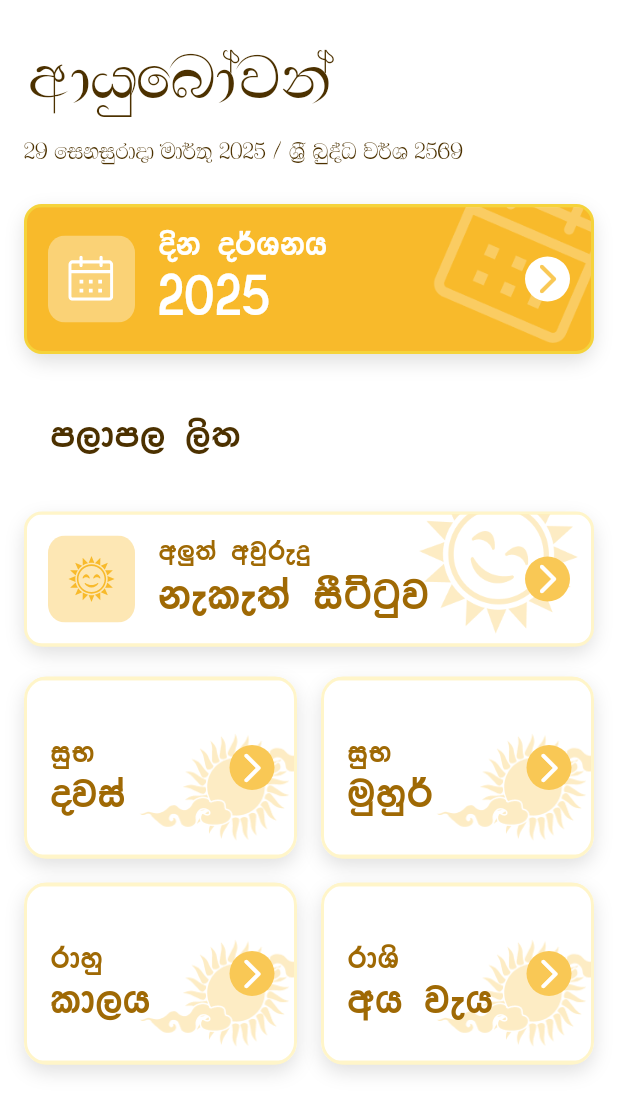
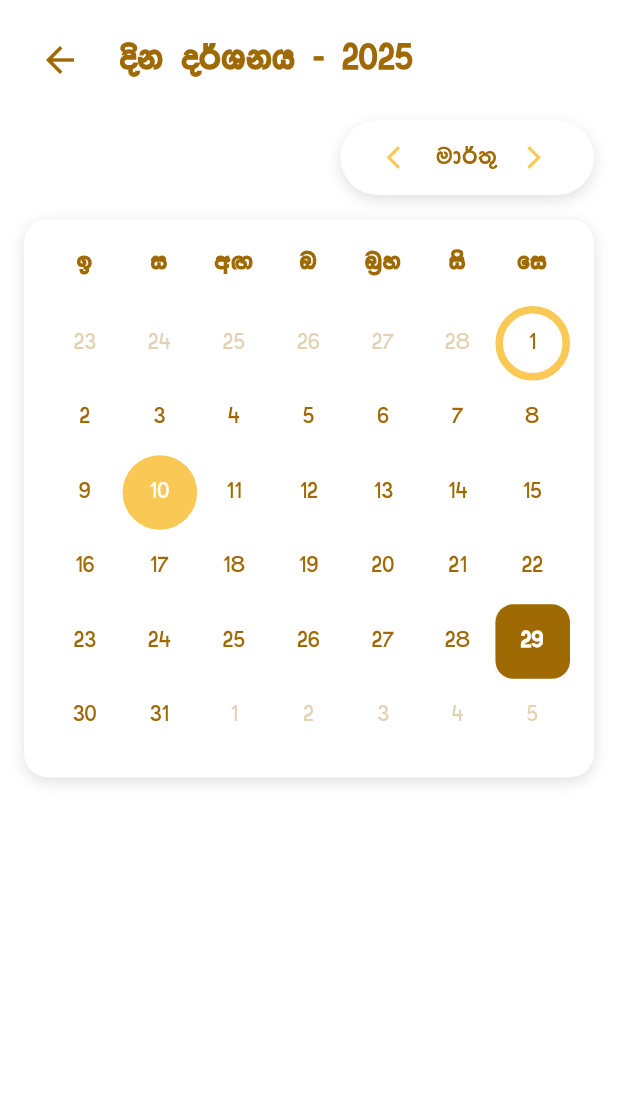
Before and after one commit to DilharaSannasgala/E-Litha-Flutter-App, a Flutter app: the screen it shows after launch, after a tap on "Èk o¾Ykh", on a phone screen of 412 x 824 dp. Shown: the top 1113 px of the screen. Run offline on Flutter 3.47's test engine with Material 3 defaults, Android fonts, the light colour scheme and no system bars; our stand-ins replace flutter_svg.

Commit message:
add the calendar

```diff
--- a/lib/main.dart
+++ b/lib/main.dart
@@ -1,3 +1,4 @@
+import 'package:e_litha/screens/calender-screen.dart';
 import 'package:e_litha/screens/home-screen.dart';
 import 'package:e_litha/screens/loading-screen.dart';
 import 'package:flutter/material.dart';
@@ -14,6 +15,7 @@ class MainApp extends StatelessWidget {
     return MaterialApp(title: 'E-Litha', initialRoute: '/', routes: {
       '/': (context) => LoadingScreen(),
       '/home': (context) => HomePage(),
+      '/calendar': (context) => CalendarScreen(),
     });
   }
 }
--- /dev/null
+++ b/lib/models/calender-day-,odel.dart
@@ -0,0 +1,17 @@
+class CalendarDay {
+  final int day;
+  final bool isPreviousMonth;
+  final bool isNextMonth;
+  final bool isHoliday;
+  final bool isSpecialDay;
+  final bool isToday;
+
+  CalendarDay(
+    this.day, {
+    this.isPreviousMonth = false,
+    this.isNextMonth = false,
+    this.isHoliday = false,
+    this.isSpecialDay = false,
+    this.isToday = false,
+  });
+}
--- /dev/null
+++ b/lib/models/holiday-info-model.dart
@@ -0,0 +1,25 @@
+class HolidayInfo {
+  final int year;
+  final int month;
+  final int day;
+  final String name;
+  final String description;
+
+  HolidayInfo({
+    required this.year,
+    required this.month,
+    required this.day,
+    required this.name,
+    required this.description,
+  });
+
+  factory HolidayInfo.fromJson(Map<String, dynamic> json) {
+    return HolidayInfo(
+      year: json['year'],
+      month: json['month'],
+      day: json['day'],
+      name: json['name'],
+      description: json['description'],
+    );
+  }
+}
--- /dev/null
+++ b/lib/models/special-date-info.dart
@@ -0,0 +1,25 @@
+class SpecialDateInfo {
+  final int year;
+  final int month;
+  final int day;
+  final String name;
+  final String description;
+
+  SpecialDateInfo({
+    required this.year,
+    required this.month,
+    required this.day,
+    required this.name,
+    required this.description,
+  });
+
+  factory SpecialDateInfo.fromJson(Map<String, dynamic> json) {
+    return SpecialDateInfo(
+      year: json['year'],
+      month: json['month'],
+      day: json['day'],
+      name: json['name'],
+      description: json['description'],
+    );
+  }
+}
--- /dev/null
+++ b/lib/screens/calender-screen.dart
@@ -0,0 +1,148 @@
+import 'dart:convert';
+import 'package:e_litha/models/holiday-info-model.dart';
+import 'package:e_litha/models/special-date-info.dart';
+import 'package:e_litha/widgets/calender/calender-grid.dart';
+import 'package:e_litha/widgets/calender/calender-header.dart';
+import 'package:e_litha/widgets/calender/calender-month-navigation.dart';
+import 'package:flutter/material.dart';
+import 'package:flutter/services.dart';
+import 'package:e_litha/utils/custom-date-time.dart';
+import 'package:e_litha/utils/app-component.dart';
+
+
+class CalendarScreen extends StatefulWidget {
+  @override
+  _CalendarScreenState createState() => _CalendarScreenState();
+}
+
+class _CalendarScreenState extends State<CalendarScreen> {
+  late int currentMonth;
+  late int currentYear;
+  List<HolidayInfo> holidayData = [];
+  List<SpecialDateInfo> specialDateData = [];
+  bool isLoading = true;
+
+  @override
+  void initState() {
+    super.initState();
+    final now = DateTime.now();
+    currentMonth = now.month - 1;
+    currentYear = now.year;
+    _loadCalendarData();
+  }
+
+  Future<void> _loadCalendarData() async {
+    try {
+      // Verify the path is correct
+      debugPrint('Loading calendar data from: ${AppComponents.calendarData}');
+
+      final String jsonString =
+          await rootBundle.loadString(AppComponents.calendarData);
+      debugPrint('Successfully loaded JSON string');
+
+      final Map<String, dynamic> jsonData = json.decode(jsonString);
+      debugPrint('Successfully parsed JSON data');
+
+      setState(() {
+        holidayData = (jsonData['holidays'] as List?)
+                ?.map((item) => HolidayInfo.fromJson(item))
+                .toList() ??
+            [];
+        debugPrint('Loaded ${holidayData.length} holidays');
+
+        specialDateData = (jsonData['specialDates'] as List?)
+                ?.map((item) => SpecialDateInfo.fromJson(item))
+                .toList() ??
+            [];
+        debugPrint('Loaded ${specialDateData.length} special dates');
+
+        isLoading = false;
+      });
+    } catch (e, stackTrace) {
+      debugPrint('Error loading calendar data: $e');
+      debugPrint('Stack trace: $stackTrace');
+
+      setState(() => isLoading = false);
+
+      if (mounted) {
+        ScaffoldMessenger.of(context).showSnackBar(
+          SnackBar(
+            content: Text('Failed to load calendar data: ${e.toString()}'),
+            duration: const Duration(seconds: 5),
+          ),
+        );
+      }
+    }
+  }
+
+  @override
+  Widget build(BuildContext context) {
+    return Scaffold(
+      backgroundColor: Colors.white,
+      body: SafeArea(
+        child: Padding(
+          padding: const EdgeInsets.all(16.0),
+          child: isLoading
+              ? Center(child: CircularProgressIndicator())
+              : Column(
+                  crossAxisAlignment: CrossAxisAlignment.start,
+                  children: [
+                    CalendarHeader(
+                      title: "Èk o¾Ykh - $currentYear",
+                      onBackPressed: () => Navigator.pop(context),
+                    ),
+                    SizedBox(height: 16),
+                    MonthNavigation(
+                      month: CustomDateTime().getCustomMonth(currentMonth + 1),
+                      onPrevious: () {
+                        setState(() {
+                          if (currentMonth > 0) {
+                            currentMonth--;
+                          } else {
+                            currentMonth = 11;
+                            currentYear--;
+                          }
+                        });
+                      },
+                      onNext: () {
+                        setState(() {
+                          if (currentMonth < 11) {
+                            currentMonth++;
+                          } else {
+                            currentMonth = 0;
+                            currentYear++;
+                          }
+                        });
+                      },
+                    ),
+                    SizedBox(height: 16),
+                    CalendarGrid(
+                      year: currentYear,
+                      month: currentMonth,
+                      holidays: getHolidaysForMonth(currentYear, currentMonth),
+                      specialDates:
+                          getSpecialDatesForMonth(currentYear, currentMonth),
+                    ),
+                  ],
+                ),
+        ),
+      ),
+    );
+  }
+
+  List<HolidayInfo> getHolidaysForMonth(int year, int month) {
+    return holidayData
+        .where((holiday) =>
+            holiday.year == year &&
+            holiday.month == month + 1) // Adjust for 0-indexed months
+        .toList();
+  }
+
+  List<SpecialDateInfo> getSpecialDatesForMonth(int year, int month) {
+    return specialDateData
+        .where((specialDate) =>
+            specialDate.year == year &&
+            specialDate.month == month + 1) // Adjust for 0-indexed months
+        .toList();
+  }
+}
--- a/lib/screens/home-screen.dart
+++ b/lib/screens/home-screen.dart
@@ -28,7 +28,9 @@ class HomePage extends StatelessWidget {
                 // Maximum content width for tablets and larger screens
                 double maxContentWidth = 900;
                 double currentWidth = constraints.maxWidth;
-                double usedWidth = currentWidth > maxContentWidth ? maxContentWidth : currentWidth;
+                double usedWidth = currentWidth > maxContentWidth
+                    ? maxContentWidth
+                    : currentWidth;
                 return Center(
                   child: Container(
                     width: usedWidth,
@@ -42,7 +44,7 @@ class HomePage extends StatelessWidget {
                           textTitle: 'Èk o¾Ykh',
                           textYear: "2025",
                           onPressed: () {
-                            // Add navigation logic
+                            Navigator.pushNamed(context, '/calendar');
                           },
                         ),
                         SizedBox(height: 20),
@@ -60,7 +62,8 @@ class HomePage extends StatelessWidget {
                         GridView.builder(
                           shrinkWrap: true,
                           physics: NeverScrollableScrollPhysics(),
-                          gridDelegate: SliverGridDelegateWithFixedCrossAxisCount(
+                          gridDelegate:
+                              SliverGridDelegateWithFixedCrossAxisCount(
                             crossAxisCount: columnsCount,
                             childAspectRatio: 1.5,
                             mainAxisSpacing: 16,
@@ -75,10 +78,9 @@ class HomePage extends StatelessWidget {
                               {"first": "rdYs", "second": "wh jeh"},
                             ];
                             return buildSunButton(
-                              context,
-                              buttonData[index]["first"]!,
-                              buttonData[index]["second"]!
-                            );
+                                context,
+                                buttonData[index]["first"]!,
+                                buttonData[index]["second"]!);
                           },
                         ),
                       ],
--- a/lib/utils/app-component.dart
+++ b/lib/utils/app-component.dart
@@ -16,4 +16,7 @@ class AppComponents {
   static const String accentFont = 'AccentFont';
   static const String titleFont = 'TitleFont';
   static const String subTextFont = 'SubTextFont';
+
+  //_______data
+  static const String calendarData = "assets/data/calendar_data.json";
 }
--- a/lib/utils/custom-date-time.dart
+++ b/lib/utils/custom-date-time.dart
@@ -2,32 +2,38 @@ class CustomDateTime {
   // Function to convert month to custom values
   String getCustomMonth(int month) {
     Map<int, String> monthMap = {
-      1: 'ckjdß',
-      2: 'fmnrjdß',
-      3: 'ud¾;=',
-      4: 'wfma%,a',
-      6: 'cqks',
-      7: 'cQ,s',
-      8: 'wf.daia;=',
-      9: 'iema;eïn¾',
-      10: 'Tlaf;daïn¾',
-      11: 'fkdjeïn¾',
-      12: 'foieïn¾'
+      1: 'ckjdß', // January
+      2: 'fmnrjdß', // February
+      3: 'ud¾;=', // March
+      4: 'wfma%,a', // April
+      5: 'uehs', // May
+      6: 'cqks', // June
+      7: 'cQ,s', // July
+      8: 'wf.daia;=', // August
+      9: 'iema;eïn¾', // September
+      10: 'Tlaf;daïn¾', // October
+      11: 'fkdjeïn¾', // November
+      12: 'foieïn¾' // December
     };
 
-    return monthMap[month] ?? 'Unknown Month';
+    // Make sure to handle invalid month numbers
+    if (month < 1 || month > 12) {
+      return 'Unknown Month';
+    }
+
+    return monthMap[month]!;
   }
 
-    // Function to convert day of the week to custom values
+  // Function to convert day of the week to custom values
   String getCustomDay(int weekday) {
     Map<int, String> dayMap = {
-      1: 'iÿod',        // Monday
-      2: 'wÕyrejdod',  // Tuesday
-      3: 'nodod',      // Wednesday
+      1: 'iÿod', // Monday
+      2: 'wÕyrejdod', // Tuesday
+      3: 'nodod', // Wednesday
       4: 'n%yiam;skaod', // Thursday
-      5: 'isl=rdod',   // Friday
-      6: 'fikiqrdod',  // Saturday
-      7: 'bßod'        // Sunday
+      5: 'isl=rdod', // Friday
+      6: 'fikiqrdod', // Saturday
+      7: 'bßod' // Sunday
     };
 
     return dayMap[weekday] ?? 'Unknown Day';
--- /dev/null
+++ b/lib/widgets/calender/calender-grid.dart
@@ -0,0 +1,182 @@
+import 'package:e_litha/models/calender-day-,odel.dart';
+import 'package:e_litha/models/holiday-info-model.dart';
+import 'package:e_litha/models/special-date-info.dart';
+import 'package:flutter/material.dart';
+import 'package:e_litha/utils/app-color.dart';
+import 'package:e_litha/utils/app-component.dart';
+
+class CalendarGrid extends StatelessWidget {
+  final int year;
+  final int month;
+  final List<HolidayInfo> holidays;
+  final List<SpecialDateInfo> specialDates;
+
+  const CalendarGrid({
+    Key? key,
+    required this.year,
+    required this.month,
+    required this.holidays,
+    required this.specialDates,
+  }) : super(key: key);
+
+  @override
+  Widget build(BuildContext context) {
+    return Container(
+      decoration: BoxDecoration(
+        color: Colors.white,
+        borderRadius: BorderRadius.circular(16),
+        boxShadow: [
+          BoxShadow(
+            color: Colors.black12,
+            blurRadius: 8,
+            offset: Offset(0, 3),
+          )
+        ],
+      ),
+      child: Padding(
+        padding: const EdgeInsets.all(16.0),
+        child: Column(
+          children: [
+            _buildWeekdayRow(),
+            SizedBox(height: 16),
+            _buildDaysGrid(),
+          ],
+        ),
+      ),
+    );
+  }
+
+  Widget _buildWeekdayRow() {
+    final List<String> weekdays = ['b', 'i', 'wÕ', 'n', 'n%y', 'is', 'fi'];
+
+    return Row(
+      mainAxisAlignment: MainAxisAlignment.spaceAround,
+      children: weekdays
+          .map((day) => Expanded(
+                child: Text(
+                  day,
+                  textAlign: TextAlign.center,
+                  style: TextStyle(
+                    fontFamily: AppComponents.accentFont,
+                    fontSize: 18,
+                    color: AppColor.btnTextColor,
+                    fontWeight: FontWeight.bold,
+                  ),
+                ),
+              ))
+          .toList(),
+    );
+  }
+
+  Widget _buildDaysGrid() {
+    final DateTime firstDayOfMonth = DateTime(year, month + 1, 1);
+    final int daysInMonth = DateTime(year, month + 2, 0).day;
+    final int startWeekday =
+        firstDayOfMonth.weekday % 7; // 0-indexed, Sunday = 0
+
+    // Previous month's overflow days
+    final int daysInPrevMonth = DateTime(year, month + 1, 0).day;
+    final List<int> prevMonthDays = List.generate(
+        startWeekday, (index) => daysInPrevMonth - startWeekday + index + 1);
+
+    // Current month's days
+    final List<int> currentMonthDays =
+        List.generate(daysInMonth, (index) => index + 1);
+
+    // Next month's overflow days
+    final int totalCells = 42; // 6 rows of 7 days
+    final int nextMonthDaysCount =
+        totalCells - prevMonthDays.length - currentMonthDays.length;
+    final List<int> nextMonthDays =
+        List.generate(nextMonthDaysCount, (index) => index + 1);
+
+    final List<CalendarDay> allDays = [
+      ...prevMonthDays.map((day) => CalendarDay(day, isPreviousMonth: true)),
+      ...currentMonthDays.map((day) {
+        final bool isHoliday = holidays.any((h) => h.day == day);
+        final bool isSpecialDay = specialDates.any((s) => s.day == day);
+        final bool isToday = DateTime.now().year == year &&
+            DateTime.now().month == month + 1 &&
+            DateTime.now().day == day;
+
+        return CalendarDay(
+          day,
+          isHoliday: isHoliday,
+          isSpecialDay: isSpecialDay,
+          isToday: isToday,
+        );
+      }),
+      ...nextMonthDays.map((day) => CalendarDay(day, isNextMonth: true)),
+    ];
+
+    return GridView.builder(
+      shrinkWrap: true,
+      physics: NeverScrollableScrollPhysics(),
+      gridDelegate: SliverGridDelegateWithFixedCrossAxisCount(
+        crossAxisCount: 7,
+        childAspectRatio: 1.0,
+      ),
+      itemCount: allDays.length,
+      itemBuilder: (context, index) {
+        final day = allDays[index];
+        return _buildDayCell(day);
+      },
+    );
+  }
+
+  Widget _buildDayCell(CalendarDay day) {
+    Color textColor = AppColor.btnTextColor;
+    Widget background = Container();
+    Widget? specialIndicator;
+
+    if (day.isPreviousMonth || day.isNextMonth) {
+      textColor = AppColor.btnTextColor.withOpacity(0.3);
+    }
+
+    if (day.isToday) {
+      background = Container(
+          decoration: BoxDecoration(
+        color: AppColor.btnTextColor,
+        borderRadius: BorderRadius.circular(12),
+      ));
+      textColor = Colors.white;
+    }
+
+    // Add orange circle for special dates
+    if (day.isSpecialDay) {
+      background = Container(
+          decoration: BoxDecoration(
+        color: AppColor.accentColor,
+        borderRadius: BorderRadius.circular(50),
+      ));
+      textColor = Colors.white;
+    }
+
+    // Add orange circle border for holidays
+    if (day.isHoliday) {
+      background = Container(
+        decoration: BoxDecoration(
+          border: Border.all(color: AppColor.accentColor, width: 5),
+          shape: BoxShape.circle,
+        ),
+      );
+    }
+
+    return Stack(
+      alignment: Alignment.center,
+      children: [
+        background,
+        Text(
+          day.day.toString(),
+          style: TextStyle(
+            color: textColor,
+            fontSize: 16,
+            fontWeight: day.isToday ? FontWeight.bold : FontWeight.normal,
+            fontFamily: AppComponents.accentFont,
+          ),
+        ),
+        if (specialIndicator != null) specialIndicator,
+      ],
+    );
+  }
+}
--- /dev/null
+++ b/lib/widgets/calender/calender-header.dart
@@ -0,0 +1,40 @@
+import 'package:flutter/material.dart';
+import 'package:e_litha/utils/app-color.dart';
+import 'package:e_litha/utils/app-component.dart';
+
+class CalendarHeader extends StatelessWidget {
+  final String title;
+  final VoidCallback onBackPressed;
+
+  const CalendarHeader({
+    Key? key,
+    required this.title,
+    required this.onBackPressed,
+  }) : super(key: key);
+
+  @override
+  Widget build(BuildContext context) {
+    return Row(
+      children: [
+        IconButton(
+          icon: Icon(
+            Icons.arrow_back,
+            color: AppColor.btnTextColor,
+            size: 28,
+          ),
+          onPressed: onBackPressed,
+        ),
+        SizedBox(width: 16),
+        Text(
+          title,
+          style: TextStyle(
+            fontSize: 25,
+            fontWeight: FontWeight.bold,
+            fontFamily: AppComponents.accentFont,
+            color: AppColor.btnTextColor,
+          ),
+        ),
+      ],
+    );
+  }
+}
--- /dev/null
+++ b/lib/widgets/calender/calender-month-navigation.dart
@@ -0,0 +1,67 @@
+import 'package:flutter/material.dart';
+import 'package:e_litha/utils/app-color.dart';
+import 'package:e_litha/utils/app-component.dart';
+
+class MonthNavigation extends StatelessWidget {
+  final String month;
+  final VoidCallback onPrevious;
+  final VoidCallback onNext;
+
+  const MonthNavigation({
+    Key? key,
+    required this.month,
+    required this.onPrevious,
+    required this.onNext,
+  }) : super(key: key);
+
+  @override
+  Widget build(BuildContext context) {
+    return Align(
+      alignment: Alignment.centerRight,
+      child: Container(
+        height: 50,
+        padding: EdgeInsets.symmetric(horizontal: 16, vertical: 8),
+        decoration: BoxDecoration(
+          color: Colors.white,
+          borderRadius: BorderRadius.circular(30),
+          boxShadow: [
+            BoxShadow(
+              color: Colors.black12,
+              blurRadius: 8,
+              offset: Offset(0, 3),
+            ),
+          ],
+        ),
+        child: Row(
+          mainAxisSize: MainAxisSize.min,
+          children: [
+            IconButton(
+              icon: Icon(
+                Icons.arrow_back_ios,
+                color: AppColor.accentColor,
+                size: 18,
+              ),
+              onPressed: onPrevious,
+            ),
+            Text(
+              month,
+              style: TextStyle(
+                fontSize: 18,
+                fontFamily: AppComponents.accentFont,
+                color: AppColor.btnTextColor,
+              ),
+            ),
+            IconButton(
+              icon: Icon(
+                Icons.arrow_forward_ios,
+                color: AppColor.accentColor,
+                size: 18,
+              ),
+              onPressed: onNext,
+            ),
+          ],
+        ),
+      ),
+    );
+  }
+}
--- a/pubspec.yaml
+++ b/pubspec.yaml
@@ -34,3 +34,4 @@ flutter:
   assets:
     - assets/images/
     - assets/icons/
+    - assets/data/calendar_data.json
```
Also changed, not shown: assets/data/calendar_data.json (added, +44 -0 lines).
